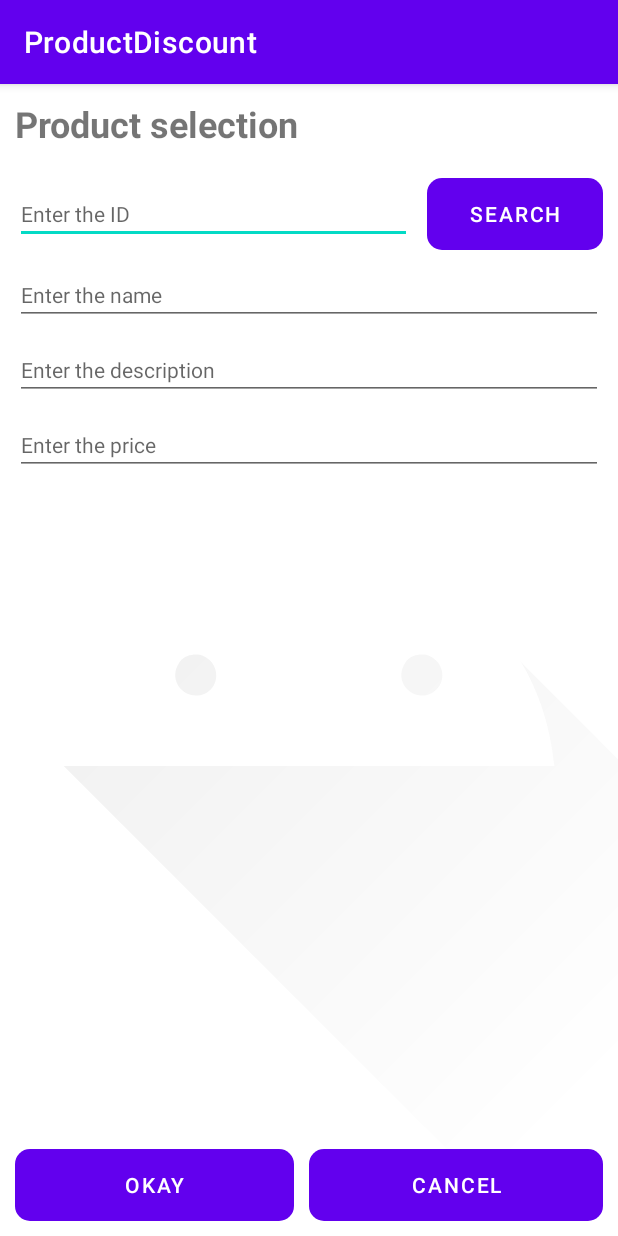
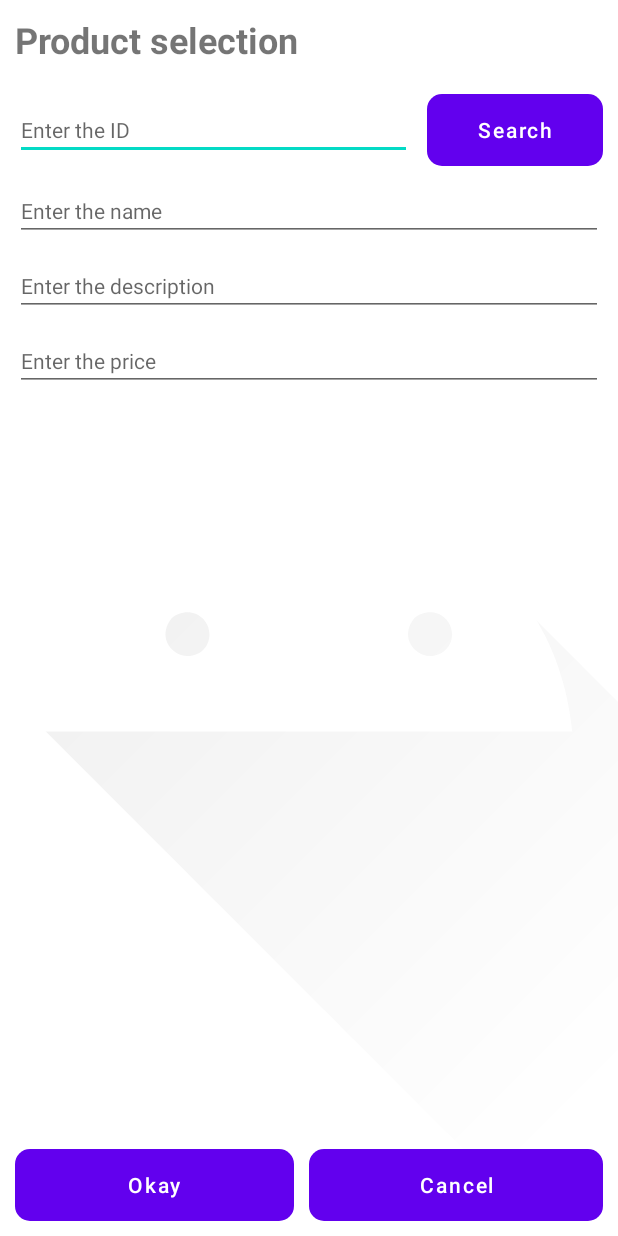
Before and after one commit to Jkutkut/Android-Product_Discount, an Android app: the ProductSelection screen opened directly, with no data from a screen before it, on a phone screen of 412 x 824 dp. Run offline under Robolectric (Android 15) with nearby library versions, the phone set to English and light mode, and no system bars.

Commit message:
app style improved

```diff
--- a/app/src/main/res/layout/activity_product_selection.xml
+++ b/app/src/main/res/layout/activity_product_selection.xml
@@ -19,7 +19,7 @@
             android:weightSum="10">
 
             <EditText style="@style/etxt_style"
-                android:id="@+id/etxtProductCode"
+                android:id="@+id/etxtCode"
                 android:layout_marginEnd="@dimen/normal_margin"
                 android:layout_weight="3"
                 android:hint="@string/etxt_product_code_hint" />
@@ -31,16 +31,16 @@
         </LinearLayout>
 
         <EditText style="@style/etxt_style"
-            android:id="@+id/etxtProductName"
+            android:id="@+id/etxtName"
             android:maxLines="1"
             android:hint="@string/etxt_product_name_hint" />
 
         <EditText style="@style/etxt_style"
-            android:id="@+id/etxtProductDesc"
+            android:id="@+id/etxtDesc"
             android:hint="@string/etxt_product_desc_hint" />
 
         <EditText style="@style/etxt_style"
-            android:id="@+id/etxtProductPrice"
+            android:id="@+id/etxtPrice"
             android:inputType="numberDecimal"
             android:maxLines="1"
             android:hint="@string/etxt_product_price_hint" />
@@ -53,13 +53,13 @@
         android:layout_margin="@dimen/normal_margin">
 
         <Button style="@style/btn_style"
-            android:id="@+id/btnCancel"
+            android:id="@+id/btnOk"
             android:layout_weight="1"
             android:text="@string/btn_ok"
             android:layout_marginEnd="@dimen/normal_margin"/>
 
         <Button style="@style/btn_style"
-            android:id="@+id/btnOk"
+            android:id="@+id/btnCancel"
             android:layout_weight="1"
             android:text="@string/btn_cancel" />
 
--- a/app/src/main/res/values-night/themes.xml
+++ b/app/src/main/res/values-night/themes.xml
@@ -1,6 +1,6 @@
 <resources xmlns:tools="http://schemas.android.com/tools">
     <!-- Base application theme. -->
-    <style name="Theme.ProductDiscount" parent="Theme.MaterialComponents.DayNight.DarkActionBar">
+    <style name="Theme.ProductDiscount" parent="Theme.MaterialComponents.DayNight.NoActionBar">
         <!-- Primary brand color. -->
         <item name="colorPrimary">@color/purple_200</item>
         <item name="colorPrimaryVariant">@color/purple_700</item>
--- a/app/src/main/res/values/basic_style.xml
+++ b/app/src/main/res/values/basic_style.xml
@@ -53,6 +53,7 @@
         <item name="android:layout_height">wrap_content</item>
         <item name="android:background">@drawable/basic_btn</item>
         <item name="android:textSize">@dimen/text_size_btn</item>
+        <item name="android:textAllCaps">false</item>
     </style>
 
     <!--  Text View  -->
--- a/app/src/main/res/values/themes.xml
+++ b/app/src/main/res/values/themes.xml
@@ -1,6 +1,6 @@
 <resources xmlns:tools="http://schemas.android.com/tools">
     <!-- Base application theme. -->
-    <style name="Theme.ProductDiscount" parent="Theme.MaterialComponents.DayNight.DarkActionBar">
+    <style name="Theme.ProductDiscount" parent="Theme.MaterialComponents.DayNight.NoActionBar">
         <!-- Primary brand color. -->
         <item name="colorPrimary">@color/purple_500</item>
         <item name="colorPrimaryVariant">@color/purple_700</item>
```
